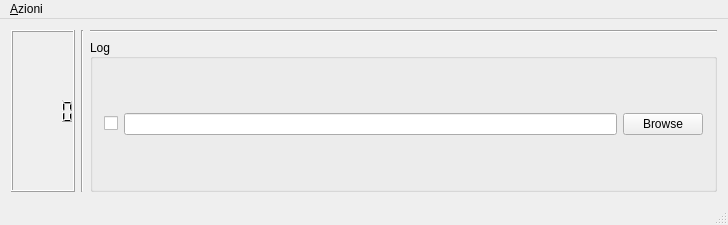
The window that Application/src/gui/MainWindow.ui (domi4484/poolcontroller) describes before a commit, drawn with Qt 5.
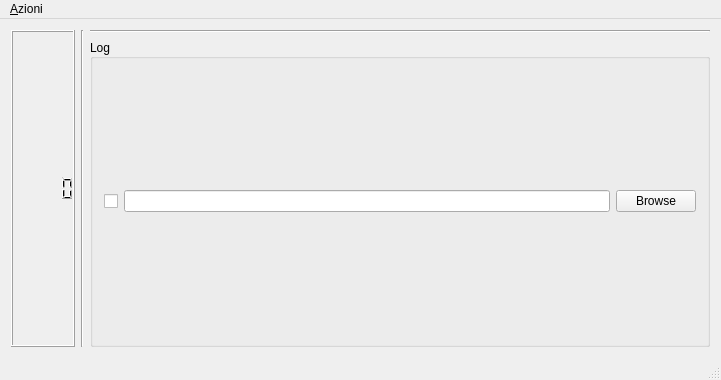
The same window after the commit.

```diff
--- a/Application/src/gui/MainWindow.ui
+++ b/Application/src/gui/MainWindow.ui
@@ -6,8 +6,8 @@
    <rect>
     <x>0</x>
     <y>0</y>
-    <width>728</width>
-    <height>225</height>
+    <width>721</width>
+    <height>380</height>
    </rect>
   </property>
   <property name="windowTitle">
@@ -86,7 +86,7 @@
     <rect>
      <x>0</x>
      <y>0</y>
-     <width>728</width>
+     <width>721</width>
      <height>25</height>
     </rect>
    </property>
```
